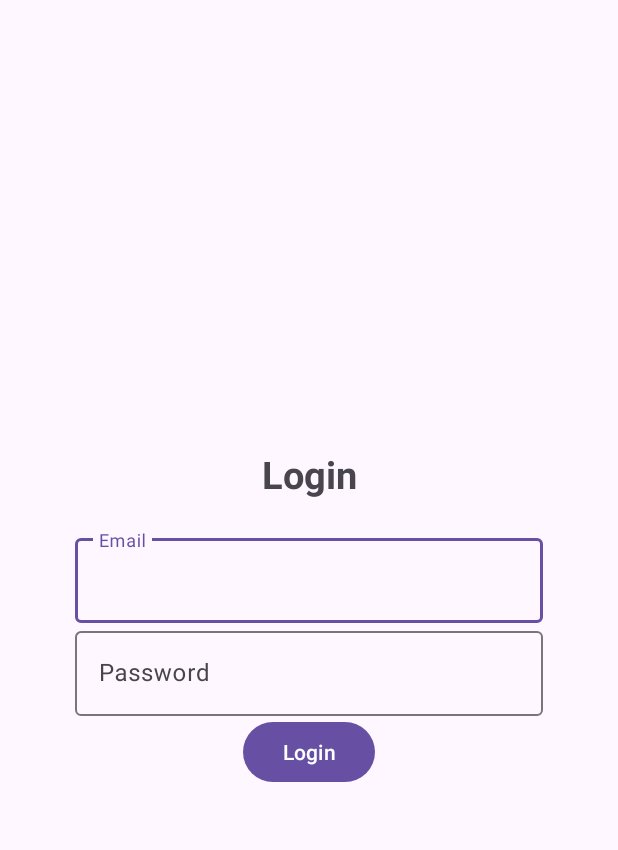
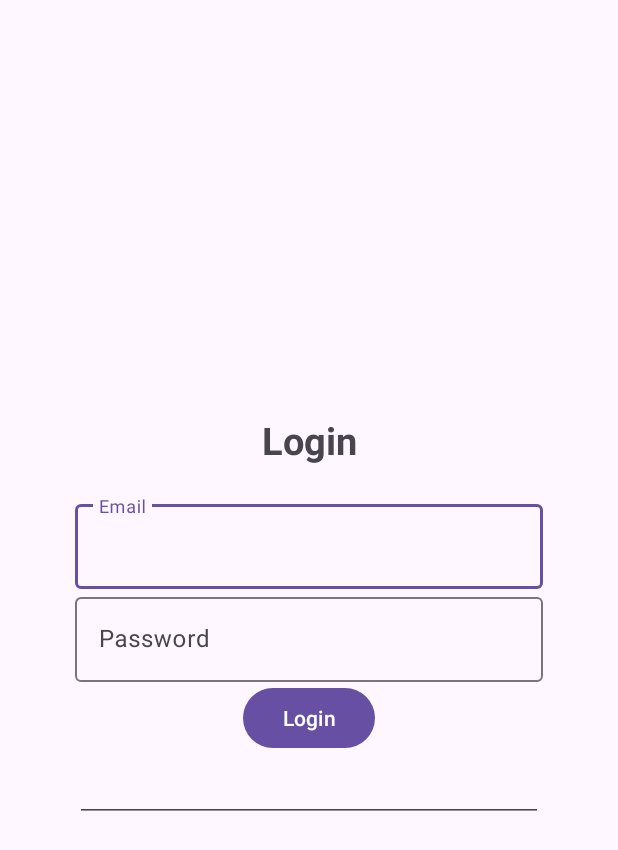
Before and after one commit to dnydlk/group-project-duolikun-daniya, an Android app: the layout activity_login.xml on its own in the app's theme, with its tools: preview values and no code run, on a phone screen of 412 x 824 dp. Shown: the top 850 px of the screen. Run offline under Robolectric (Android 15) with nearby library versions, the phone set to English and light mode, and no system bars.

```diff
--- a/app/src/main/res/layout/activity_login.xml
+++ b/app/src/main/res/layout/activity_login.xml
@@ -49,4 +49,11 @@
         android:layout_width="wrap_content"
         android:layout_height="wrap_content" />
 
+    <EditText
+        android:id="@+id/editTextPassword"
+        android:layout_width="match_parent"
+        android:layout_height="wrap_content"
+        android:ems="10"
+        android:inputType="textPassword" />
+
 </LinearLayout>
```
Also changed, not shown: app/src/main/AndroidManifest.xml (+9 -2 lines), app/src/main/java/edu/northeastern/group_project_group_duolikun_daniya/Sign_up.java (+36 -0 lines).
